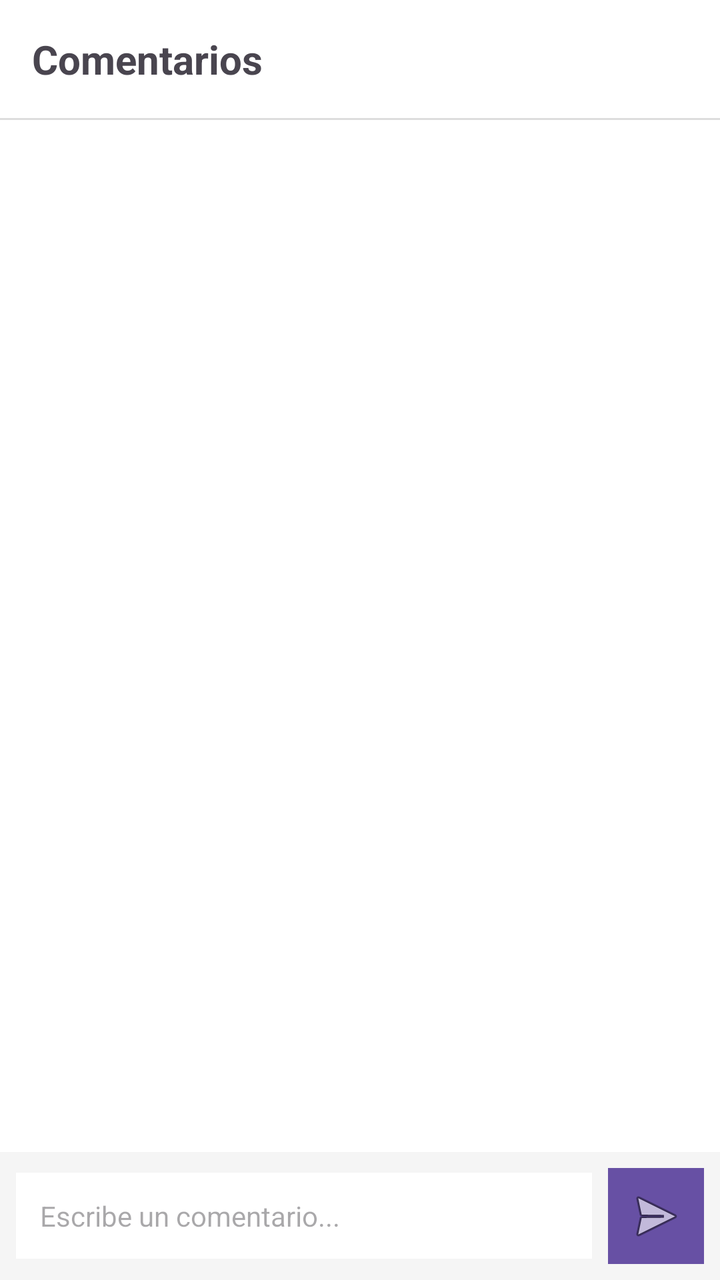
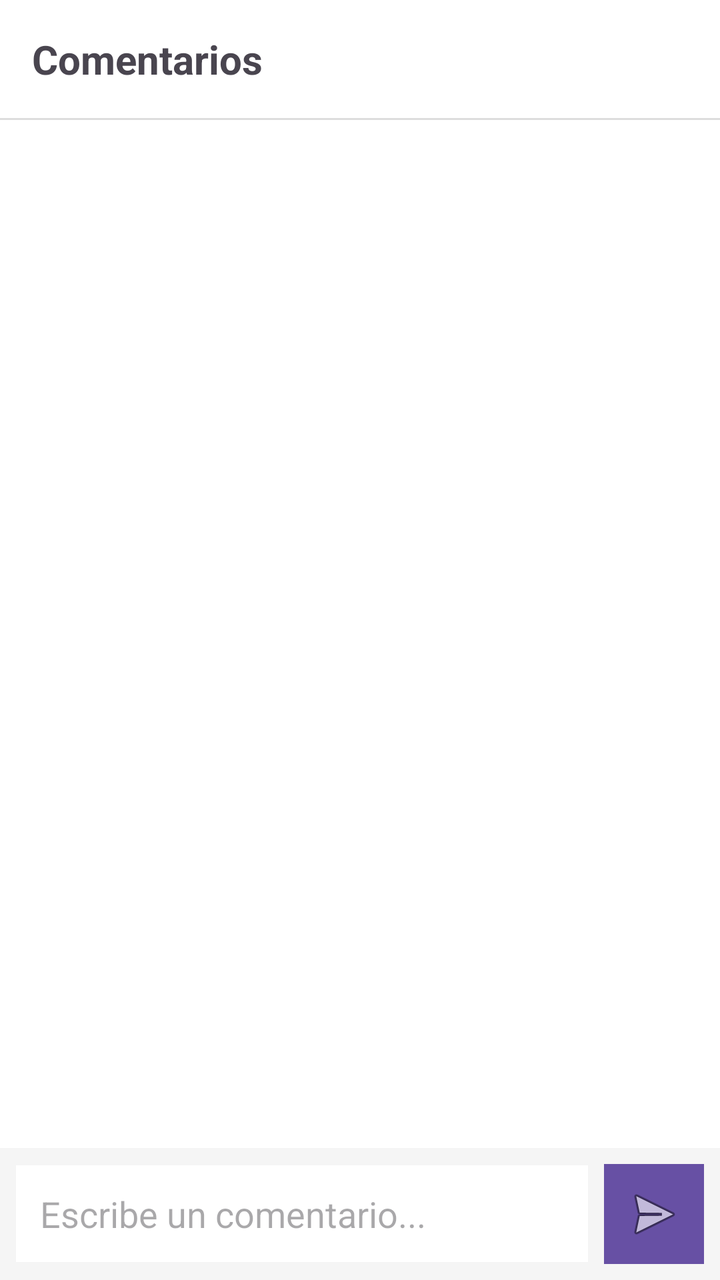

The first picture is an Android layout as it rendered before a commit; the second is the same layout after the commit. The layout source and the unified diff follow.
<!-- AndroidManifest.xml: application theme Theme.RefriMancia -->
<!-- res/layout/popup_comentarios.xml -->
﻿<?xml version="1.0" encoding="utf-8"?>
<androidx.constraintlayout.widget.ConstraintLayout xmlns:android="http://schemas.android.com/apk/res/android"
    xmlns:app="http://schemas.android.com/apk/res-auto"
    android:layout_width="match_parent"
    android:layout_height="match_parent"
    android:background="@android:color/white">
    <TextView
        android:id="@+id/tv_comentarios_titulo"
        android:layout_width="0dp"
        android:layout_height="wrap_content"
        android:text="Comentarios"
        android:textSize="20sp"
        android:textStyle="bold"
        android:padding="16dp"
        app:layout_constraintTop_toTopOf="parent"
        app:layout_constraintStart_toStartOf="parent"
        app:layout_constraintEnd_toEndOf="parent"/>
    <View
        android:id="@+id/comentarios_divider"
        android:layout_width="match_parent"
        android:layout_height="1dp"
        android:background="#DDDDDD"
        app:layout_constraintTop_toBottomOf="@id/tv_comentarios_titulo"/>
    <androidx.recyclerview.widget.RecyclerView
        android:id="@+id/rv_comentarios"
        android:layout_width="match_parent"
        android:layout_height="0dp"
        android:padding="8dp"
        app:layout_constraintTop_toBottomOf="@id/comentarios_divider"
        app:layout_constraintBottom_toTopOf="@id/layout_escribir_comentario"/>
    <LinearLayout
        android:id="@+id/layout_escribir_comentario"
        android:layout_width="match_parent"
        android:layout_height="wrap_content"
        android:orientation="horizontal"
        android:padding="8dp"
        android:background="#F5F5F5"
        android:gravity="center_vertical"
        app:layout_constraintBottom_toBottomOf="parent">
        <EditText
            android:id="@+id/et_nuevo_comentario"
            android:layout_width="0dp"
            android:layout_weight="1"
            android:layout_height="wrap_content"
            android:hint="Escribe un comentario..."
            android:background="@android:color/white"
            android:padding="12dp"
            android:layout_marginEnd="8dp"
            android:textSize="14sp"/>
        <ImageButton
            android:id="@+id/btn_enviar_comentario"
            android:layout_width="48dp"
            android:layout_height="48dp"
            android:background="?attr/colorPrimary"
            android:src="@android:drawable/ic_menu_send"/>
    </LinearLayout>
</androidx.constraintlayout.widget.ConstraintLayout>
<!-- resources referenced by this layout -->
<resources>
  <style name="Theme.RefriMancia" parent="Base.Theme.RefriMancia" />
  <style name="Base.Theme.RefriMancia" parent="Theme.Material3.DayNight.NoActionBar">
          
          
          <item name="android:statusBarColor">?attr/colorPrimary</item>
          <item name="android:windowLightStatusBar">false</item>
          
      </style>
</resources>

<!-- the commit's change to res/layout/popup_comentarios.xml (unified diff, before → after) -->
@@ -4,17 +4,18 @@
     android:layout_width="match_parent"
     android:layout_height="match_parent"
     android:background="@android:color/white">
+
     <TextView
-        android:id="@+id/tv_comentarios_titulo"
-        android:layout_width="0dp"
-        android:layout_height="wrap_content"
-        android:text="Comentarios"
-        android:textSize="20sp"
-        android:textStyle="bold"
-        android:padding="16dp"
-        app:layout_constraintTop_toTopOf="parent"
-        app:layout_constraintStart_toStartOf="parent"
-        app:layout_constraintEnd_toEndOf="parent"/>
+            android:id="@+id/tv_comentarios_titulo"
+            android:layout_width="0dp"
+            android:layout_height="wrap_content"
+            android:text="Comentarios"
+            android:textSize="20sp"
+            android:textStyle="bold"
+            android:padding="16dp"
+            app:layout_constraintTop_toTopOf="parent"
+            app:layout_constraintStart_toStartOf="parent"
+            app:layout_constraintEnd_toEndOf="parent" />
     <View
         android:id="@+id/comentarios_divider"
         android:layout_width="match_parent"
@@ -37,21 +38,23 @@
         android:background="#F5F5F5"
         android:gravity="center_vertical"
         app:layout_constraintBottom_toBottomOf="parent">
+
         <EditText
-            android:id="@+id/et_nuevo_comentario"
-            android:layout_width="0dp"
-            android:layout_weight="1"
-            android:layout_height="wrap_content"
-            android:hint="Escribe un comentario..."
-            android:background="@android:color/white"
-            android:padding="12dp"
-            android:layout_marginEnd="8dp"
-            android:textSize="14sp"/>
+                android:id="@+id/et_nuevo_comentario"
+                android:layout_width="0dp"
+                android:layout_weight="1"
+                android:layout_height="wrap_content"
+                android:hint="Escribe un comentario..."
+                android:background="@android:color/white"
+                android:padding="12dp"
+                android:layout_marginEnd="8dp"
+                android:textSize="18sp" />
+
         <ImageButton
-            android:id="@+id/btn_enviar_comentario"
-            android:layout_width="48dp"
-            android:layout_height="48dp"
-            android:background="?attr/colorPrimary"
-            android:src="@android:drawable/ic_menu_send"/>
+                android:id="@+id/btn_enviar_comentario"
+                android:layout_width="50dp"
+                android:layout_height="50dp"
+                android:background="?attr/colorPrimary"
+                android:src="@android:drawable/ic_menu_send" />
     </LinearLayout>
 </androidx.constraintlayout.widget.ConstraintLayout>
